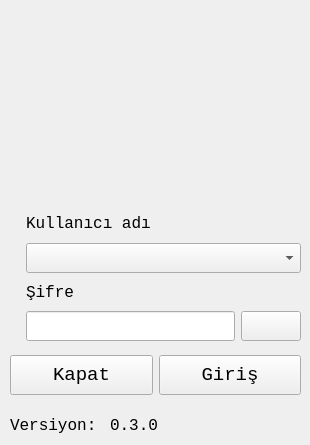
The window that loginform.ui (mamoo81/bhss) describes before a commit, drawn with Qt 5.
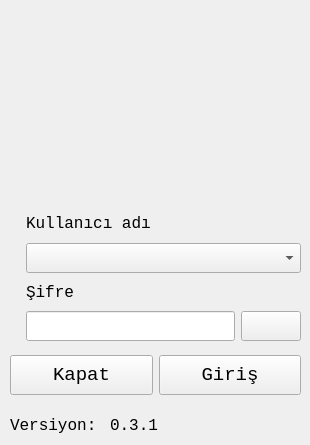
The same window after the commit. Icons and pictures are not drawn.

Commit message: v0.3.1 - Veritabani ilklendirme kritik hatalar duzeltildi, referans parametre, pg_hba sed, cluster kontrolu

```diff
--- a/loginform.ui
+++ b/loginform.ui
@@ -141,7 +141,7 @@
      </rect>
     </property>
     <property name="text">
-     <string>0.3.0</string>
+     <string>0.3.1</string>
     </property>
    </widget>
    <widget class="QLabel" name="label_4">
```
The commit also changes 2 other files.
